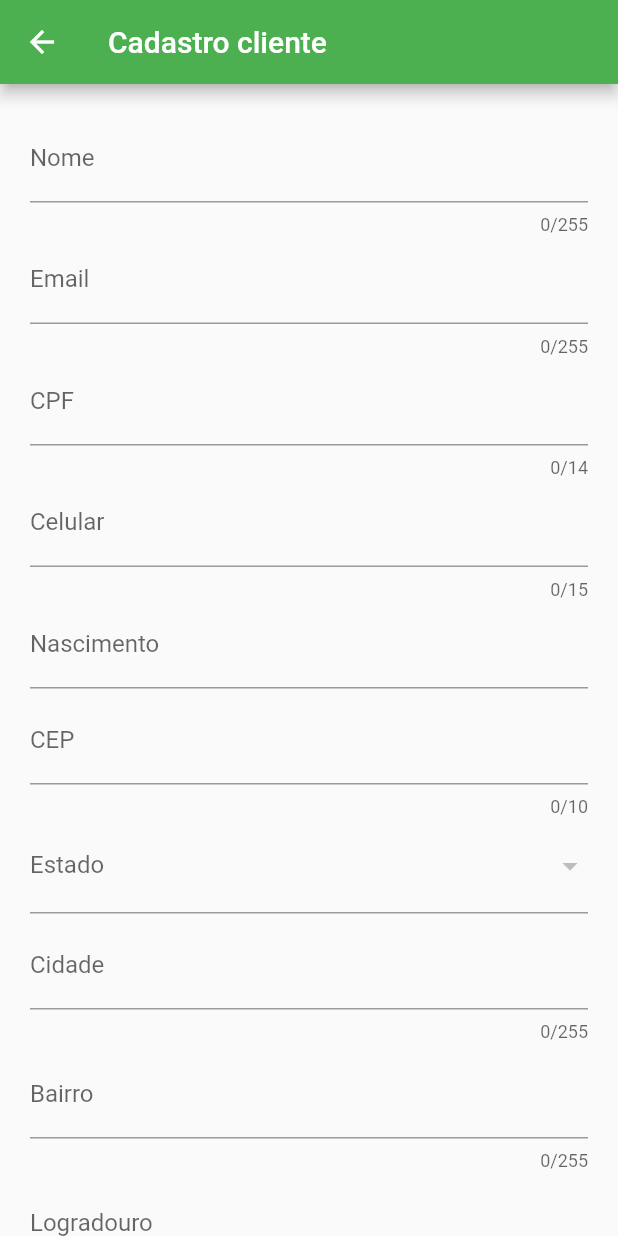
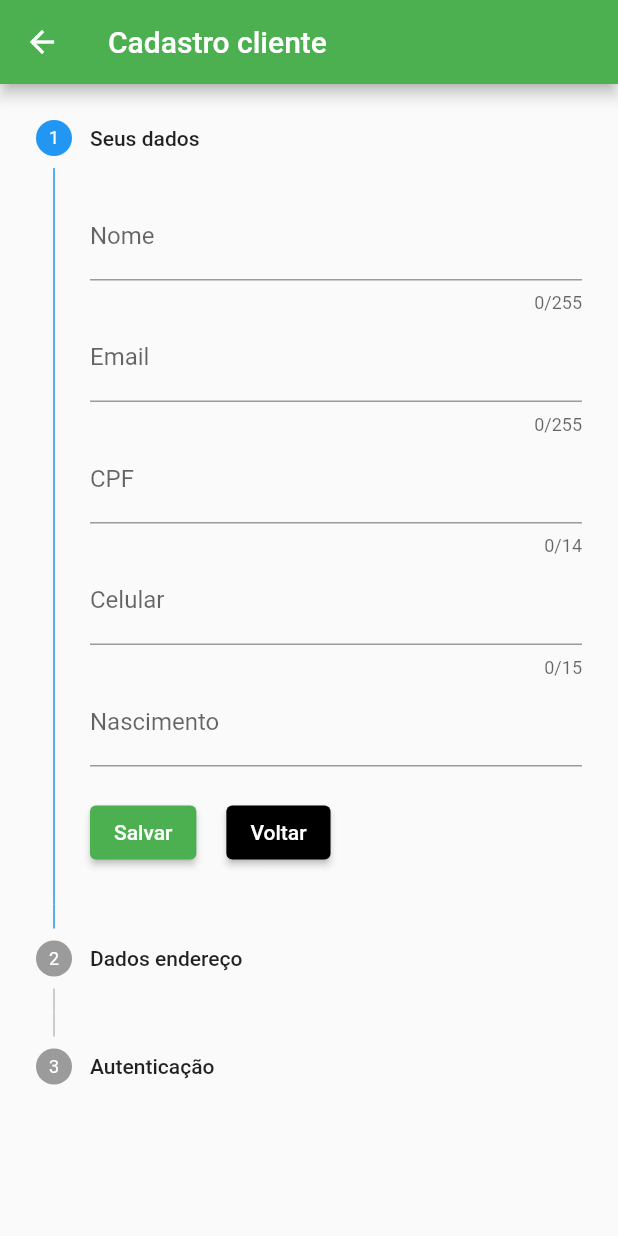
Before and after one commit to viniciusbarross/alura-forms, a Flutter app: the Register screen opened directly, on a phone screen of 412 x 824 dp. Run offline on Flutter 3.47's test engine with Material 2 defaults, Android fonts, the phone set to English and light mode, and no system bars; drawn by our look-alikes of date_time_picker; our stand-ins replace brasil_fields; missing offline and left inert: flux_validator_dart.

Commit message:
Validaçoes e step incluidos

```diff
--- /dev/null
+++ b/lib/models/cliente.dart
@@ -0,0 +1,69 @@
+import 'package:flutter/material.dart';
+
+class Cliente extends ChangeNotifier {
+  late String? _nome;
+  late String _email;
+  late String _cpf;
+  late String _celular;
+  late String _endereco;
+  late String _bairro;
+  late String _cidade;
+  late String _nascimento;
+  late String _cep;
+  late String _logradouro;
+
+  late String _senha;
+
+  int stepAtual = 0;
+
+  get getStepAtual => this.stepAtual;
+
+  set setStepAtual(stepAtual) => this.stepAtual = stepAtual;
+
+  get nome => this._nome;
+
+  set nome(value) {
+    this._nome = value;
+    notifyListeners();
+  }
+
+  get email => this._email;
+
+  set email(value) => this._email = value;
+
+  get cpf => this._cpf;
+
+  set cpf(value) => this._cpf = value;
+
+  get celular => this._celular;
+
+  set celular(value) => this._celular = value;
+
+  get endereco => this._endereco;
+
+  set endereco(value) => this._endereco = value;
+
+  get bairro => this._bairro;
+
+  set bairro(value) => this._bairro = value;
+
+  get cidade => this._cidade;
+
+  set cidade(value) => this._cidade = value;
+
+  get nascimento => this._nascimento;
+
+  set nascimento(value) => this._nascimento = value;
+
+  get cep => this._cep;
+
+  set cep(value) => this._cep = value;
+
+  get logradouro => this._logradouro;
+
+  set logradouro(value) => this._logradouro = value;
+
+  get senha => this._senha;
+
+  set senha(value) => this._senha = value;
+}
--- a/lib/screens/autenticacao/register.dart
+++ b/lib/screens/autenticacao/register.dart
@@ -1,14 +1,22 @@
 import 'package:brasil_fields/brasil_fields.dart';
+import 'package:bytebank/models/cliente.dart';
+import 'package:bytebank/screens/dashboard/dashboard.dart';
 import 'package:date_time_picker/date_time_picker.dart';
 import 'package:flutter/material.dart';
 import 'package:flutter/services.dart';
+import 'package:flux_validator_dart/flux_validator_dart.dart';
+import 'package:provider/provider.dart';
 
 class Register extends StatelessWidget {
+  //step 1
+  final _formUserData = GlobalKey<FormState>();
   final TextEditingController _nomeController = TextEditingController();
   final TextEditingController _emailController = TextEditingController();
   final TextEditingController _cpfController = TextEditingController();
   final TextEditingController _nascimentoController = TextEditingController();
   final TextEditingController _celularController = TextEditingController();
+
+  final _formUserAddress = GlobalKey<FormState>();
   final TextEditingController _cepController = TextEditingController();
   final TextEditingController _estadoController = TextEditingController();
   final TextEditingController _cidadeController = TextEditingController();
@@ -16,7 +24,10 @@ class Register extends StatelessWidget {
   final TextEditingController _logradourController = TextEditingController();
   final TextEditingController _numeroController = TextEditingController();
 
-  final _formKey = GlobalKey<FormState>();
+  final _formUserAuth = GlobalKey<FormState>();
+  final TextEditingController _senhaController = TextEditingController();
+  final TextEditingController _confirmaSenhaController =
+      TextEditingController();
 
   @override
   Widget build(BuildContext context) {
@@ -25,11 +36,92 @@ class Register extends StatelessWidget {
         backgroundColor: Colors.green,
         title: Text('Cadastro cliente'),
       ),
-      body: SingleChildScrollView(
-        child: Form(
-            key: _formKey,
-            child: Padding(
-              padding: EdgeInsets.all(20),
+      body: Consumer<Cliente>(
+        builder: (context, value, child) {
+          return Stepper(
+            controlsBuilder: (context, {onStepCancel, onStepContinue}) {
+              return Padding(
+                  padding: EdgeInsets.only(top: 20),
+                  child: Row(
+                    children: [
+                      ElevatedButton(
+                          style: ButtonStyle(
+                              backgroundColor:
+                                  MaterialStateProperty.all(Colors.green)),
+                          onPressed: onStepContinue,
+                          child: Text(
+                            'Salvar',
+                            style: TextStyle(color: Colors.white),
+                          )),
+                      Padding(padding: EdgeInsets.only(right: 20)),
+                      ElevatedButton(
+                          style: ButtonStyle(
+                              backgroundColor:
+                                  MaterialStateProperty.all(Colors.black)),
+                          onPressed: onStepCancel,
+                          child: Text('Voltar',
+                              style: TextStyle(color: Colors.white)))
+                    ],
+                  ));
+            },
+            steps: _construirSteps(context, value),
+            currentStep: value.stepAtual,
+            onStepContinue: () {
+              final functions = [_salvarStep1, _salvarStep2, _salvarStep3];
+              return functions[value.stepAtual](context);
+            },
+            onStepCancel: () {
+              value.stepAtual = value.stepAtual > 0 ? value.stepAtual - 1 : 0;
+            },
+          );
+        },
+      ),
+    );
+  }
+
+  void _salvarStep1(context) {
+    if (_formUserData.currentState!.validate()) {
+      Cliente cliente = Provider.of<Cliente>(context, listen: false);
+      cliente.nome = _nomeController.text;
+
+      _proximoStep(context);
+    }
+  }
+
+  void _salvarStep2(context) {
+    if (_formUserAddress.currentState!.validate()) {
+      _proximoStep(context);
+    }
+  }
+
+  void _salvarStep3(context) {
+    if (_formUserAuth.currentState!.validate()) {
+      FocusScope.of(context).unfocus();
+      Navigator.pushAndRemoveUntil(
+          context,
+          MaterialPageRoute(
+            builder: (context) => Dashboard(),
+          ),
+          (route) => false);
+    }
+  }
+
+  void _salvar(BuildContext context) {
+    Provider.of<Cliente>(context, listen: false).nome = _nomeController.text;
+  }
+
+  _proximoStep(context) {
+    Cliente cliente = Provider.of<Cliente>(context, listen: false);
+    irPara(cliente.stepAtual + 1, cliente);
+  }
+
+  List<Step> _construirSteps(BuildContext context, Cliente cliente) {
+    List<Step> steps = [
+      Step(
+        title: Text('Seus dados'),
+        isActive: cliente.stepAtual >= 0,
+        content: Form(
+          key: _formUserData,
           child: Column(
             children: [
               TextFormField(
@@ -38,7 +130,7 @@ class Register extends StatelessWidget {
                 keyboardType: TextInputType.text,
                 maxLength: 255,
                 validator: (value) {
-                      if (value!.contains(' '))
+                  if (!value!.contains(' '))
                     return 'Informe pelo menos um sobrenome';
                   if (value.length < 3) return 'Nome inválido';
                 },
@@ -60,9 +152,8 @@ class Register extends StatelessWidget {
                 decoration: InputDecoration(labelText: 'CPF'),
                 keyboardType: TextInputType.number,
                 maxLength: 14,
-                    validator: (value) {
-                      if (value!.length != 14) return 'CPF inválido';
-                    },
+                validator: (value) =>
+                    Validator.cpf(value) ? 'CPF Inválido' : null,
                 inputFormatters: [
                   FilteringTextInputFormatter.digitsOnly,
                   CpfInputFormatter()
@@ -73,9 +164,8 @@ class Register extends StatelessWidget {
                 decoration: InputDecoration(labelText: 'Celular'),
                 keyboardType: TextInputType.number,
                 maxLength: 15,
-                    validator: (value) {
-                      if (value!.length < 11) return 'Celular inválido';
-                    },
+                validator: (value) =>
+                    Validator.phone(value) ? 'Celular inválido' : null,
                 inputFormatters: [
                   FilteringTextInputFormatter.digitsOnly,
                   TelefoneInputFormatter()
@@ -88,19 +178,26 @@ class Register extends StatelessWidget {
                 lastDate: DateTime(2100),
                 dateLabelText: 'Nascimento',
                 dateMask: 'dd/MM/yyyy',
-                    validator: (value) {
-                      return 'Data inválida';
-                    },
               ),
-                  SizedBox(height: 5),
+            ],
+          ),
+        ),
+      ),
+      Step(
+          title: Text('Dados endereço'),
+          isActive: cliente.stepAtual >= 2,
+          content: Form(
+              child: Form(
+            key: _formUserAddress,
+            child: Column(
+              children: [
                 TextFormField(
                   controller: _cepController,
                   decoration: InputDecoration(labelText: 'CEP'),
                   keyboardType: TextInputType.number,
                   maxLength: 10,
-                    validator: (value) {
-                      if (value!.length < 10) return 'CEP inválido';
-                    },
+                  validator: (value) =>
+                      Validator.cep(value) ? 'CEP inválido' : null,
                   inputFormatters: [
                     FilteringTextInputFormatter.digitsOnly,
                     CepInputFormatter()
@@ -146,7 +243,7 @@ class Register extends StatelessWidget {
                 TextFormField(
                   controller: _logradourController,
                   decoration: InputDecoration(labelText: 'Logradouro'),
-                    keyboardType: TextInputType.number,
+                  keyboardType: TextInputType.text,
                   maxLength: 255,
                   validator: (value) {
                     if (value!.length < 3) return 'Logradouro inválido';
@@ -159,11 +256,44 @@ class Register extends StatelessWidget {
                   keyboardType: TextInputType.number,
                   maxLength: 255,
                 ),
-                  ElevatedButton(onPressed: () {}, child: Text('Continuar'))
               ],
             ),
-            )),
+          ))),
+      Step(
+          title: Text('Autenticação'),
+          isActive: cliente.stepAtual >= 3,
+          content: Form(
+              key: _formUserAuth,
+              child: Column(
+                children: [
+                  TextFormField(
+                    controller: _senhaController,
+                    decoration: InputDecoration(labelText: 'Senha'),
+                    keyboardType: TextInputType.text,
+                    obscureText: true,
+                    maxLength: 255,
+                    validator: (value) {
+                      if (value!.length < 8) return 'Senha muito curta';
+                    },
                   ),
-    );
+                  TextFormField(
+                    controller: _confirmaSenhaController,
+                    decoration: InputDecoration(labelText: 'Confirmação senha'),
+                    keyboardType: TextInputType.text,
+                    obscureText: true,
+                    maxLength: 255,
+                    validator: (value) {
+                      if (_confirmaSenhaController.text !=
+                          _senhaController.text) return 'Senhas não conferem';
+                    },
+                  ),
+                ],
+              )))
+    ];
+    return steps;
+  }
+
+  void irPara(int step, Cliente cliente) {
+    cliente.stepAtual = step;
   }
 }
--- a/pubspec.yaml
+++ b/pubspec.yaml
@@ -17,6 +17,7 @@ environment:
   sdk: ">=2.12.0 <3.0.0"
 
 dependencies:
+  flux_validator_dart: ^2.0.0
   date_time_picker:
   brasil_fields:
   flutter:
```
Also changed, not shown: lib/main.dart (+6 -2 lines), lib/screens/dashboard/dashboard.dart (+13 -0 lines), pubspec.lock. Lines whose indentation alone changed are shown as unchanged.
